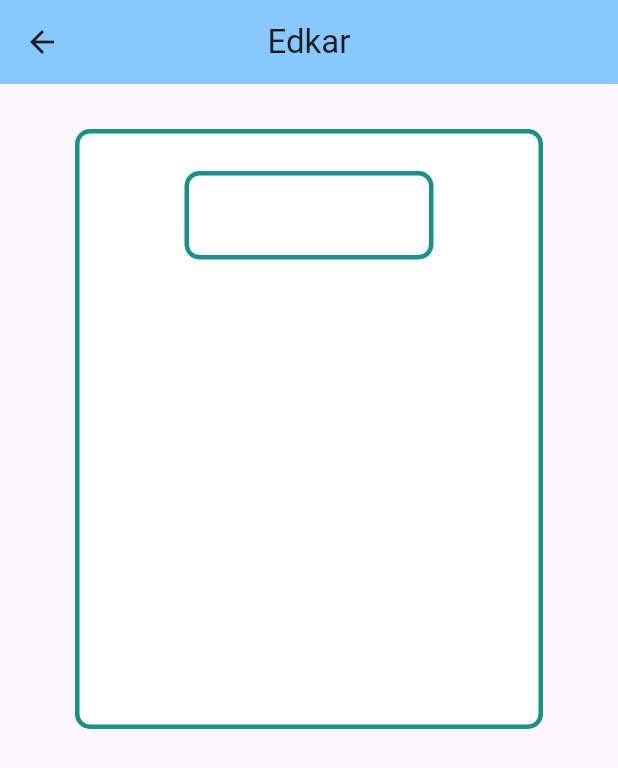
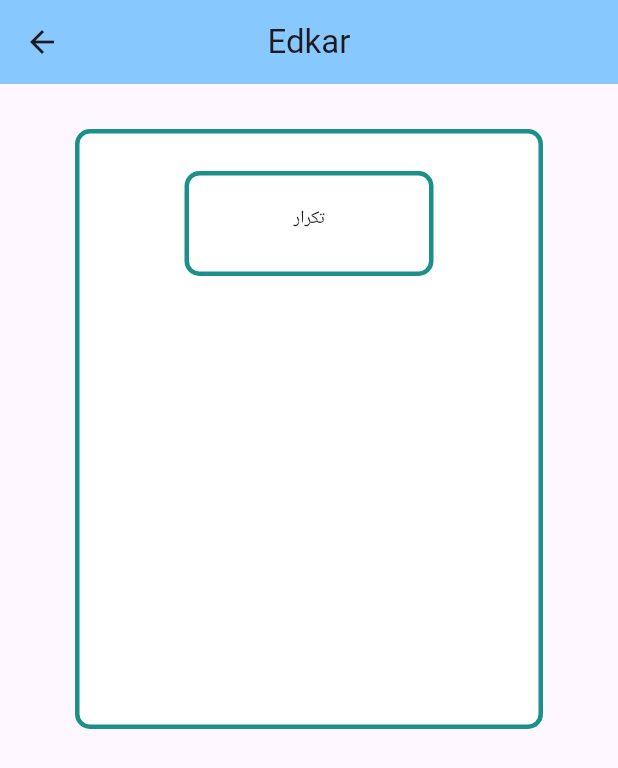
Before and after one commit to oumklthm/zademouslime, a Flutter app: the Edkar screen opened directly, on a phone screen of 412 x 824 dp. Shown: the top 768 px of the screen. Run offline on Flutter 3.47's test engine with Material 3 defaults, Android fonts, the phone set to English and light mode, and no system bars; our stand-ins replace cloud_firestore, firebase_core; accounts and stored records are empty.

Commit message:
'5commit'

```diff
--- a/lib/edkar.dart
+++ b/lib/edkar.dart
@@ -5,11 +5,6 @@ class Edkar extends StatefulWidget {
 
   @override
   State<Edkar> createState() => _MyWidgetState();
-}
-
-class Item {
-  final String Title; // Assurez-vous que le nom est correct
-  const Item({required this.Title});
 }
 
 class _MyWidgetState extends State<Edkar> {
@@ -28,13 +23,6 @@ class _MyWidgetState extends State<Edkar> {
 
   @override
   Widget build(BuildContext context) {
-    // Exemple de données pour illustrer la structure de itemsData
-    List<Item> itemsData = [
-      Item(Title: "2 | Contenu 1"),
-      Item(Title: "5 | Contenu 2"),
-      // ... Ajoutez d'autres éléments ici
-    ];
-
     return SafeArea(
       child: Scaffold(
         appBar: AppBar(
@@ -59,9 +47,10 @@ class _MyWidgetState extends State<Edkar> {
               padding: const EdgeInsets.all(20),
               child: Column(
                 children: [
+
                   SizedBox(height: 5),
                   Container(
-                    height: 59,
+                    height: 70,
                     width: 350,
                     margin: const EdgeInsets.fromLTRB(50, 0, 50, 0),
                     decoration: BoxDecoration(
@@ -73,18 +62,15 @@ class _MyWidgetState extends State<Edkar> {
                       ),
                     ),
                     padding: const EdgeInsets.all(20),
-                    child: InkWell(
-                      onTap: () {
-                        // Utilisez la fonction extractArray pour obtenir le contenu et le count.
-                        List<String> array = extractArray(itemsData[0].Title); // Assurez-vous d'accéder au bon élément
-                        // Imprimez les données extraites dans la console.
-                        print("Count: ${array[0]}, Contenu: ${array[1]}");
-                      },
-                      child: const Column(
-                        children: [
-                          // Ajoutez vos widgets ici.
-                        ],
-                      ),
+                    child: const Column(
+
+                      children: [
+                        Text(" تكرار ",
+                            style: TextStyle(
+                              fontSize: 12,
+                              fontStyle: FontStyle.normal,
+                            )),
+                      ],
                     ),
                   ),
                 ],
--- a/lib/elquerane.dart
+++ b/lib/elquerane.dart
@@ -23,7 +23,7 @@ class _MyWidgetState extends State<elquerane> {
     return Scaffold(
       appBar: AppBar(
 
-        title: const Center(child: Text('بسم الله رحم رحيم',
+        title: const Center(child: Text('السور',
           style: TextStyle(
                     fontSize: 26,
                     fontWeight: FontWeight.w800,
--- a/lib/sebaha.dart
+++ b/lib/sebaha.dart
@@ -25,12 +25,12 @@ class _sebahaSate extends State<sebaha> {
     return SafeArea(
       child: Scaffold(
         appBar: AppBar(
-          elevation: 20,
+          elevation: 0,
           backgroundColor: Color.fromARGB(255, 86, 47, 8),
           title: const Text(
             'السبحةالألكترونيه',
             style: TextStyle(
-                fontSize: 40, fontWeight: FontWeight.w200, color: Colors.white),
+                fontSize: 36, fontWeight: FontWeight.w200, color: Colors.white),
           ),
           centerTitle: true,
         ),
```
Also changed, not shown: lib/hompage.dart (+8 -6 lines), lib/requeacharaya.dart (renamed from lib/deae.dart).
